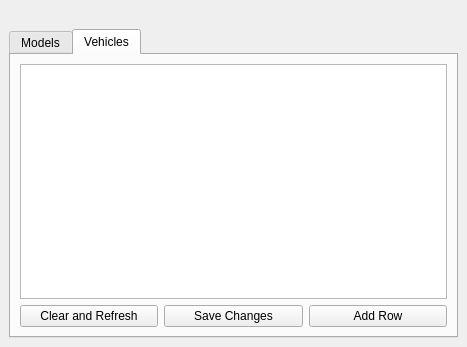
joeyjackson/transport-sim, file editor/mainEditor.ui: the form before one commit.
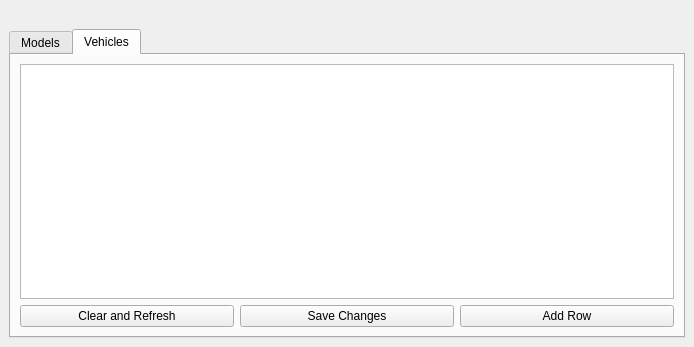
The form after the commit. The open tabs and pages were chosen to show the change.

Commit message: technically working delete row button, ux needs improvement

Patch:
```diff
--- a/editor/mainEditor.ui
+++ b/editor/mainEditor.ui
@@ -6,7 +6,7 @@
    <rect>
     <x>0</x>
     <y>0</y>
-    <width>467</width>
+    <width>694</width>
     <height>347</height>
    </rect>
   </property>
```
Left out of the diff: 2 changed lines with no effect on the pictures. The commit also changes 4 other files.
